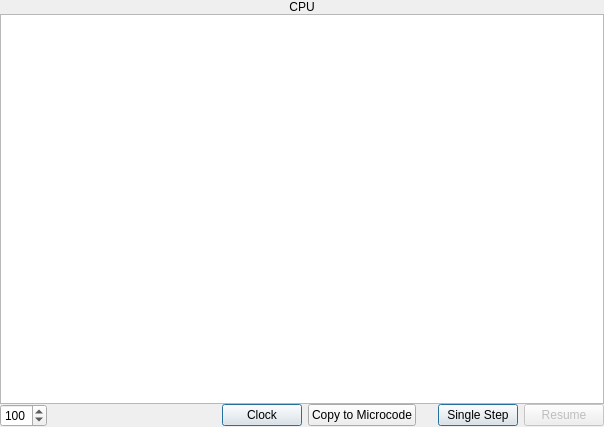
The window that cpupane.ui (StanWarford/pep8cpu) describes before a commit, drawn with Qt 5.
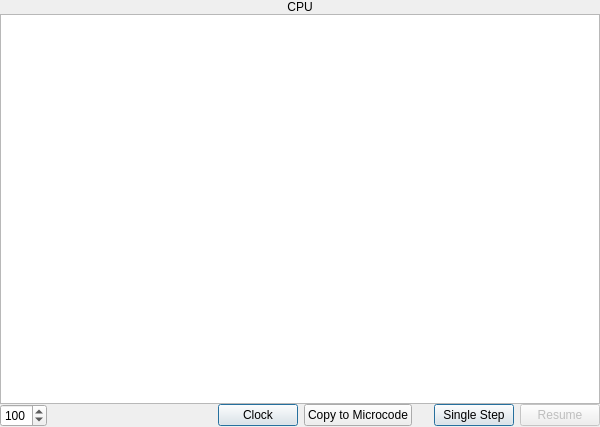
The same window after the commit.

What changed in the file:
```diff
--- a/cpupane.ui
+++ b/cpupane.ui
@@ -6,7 +6,7 @@
    <rect>
     <x>0</x>
     <y>0</y>
-    <width>604</width>
+    <width>600</width>
     <height>427</height>
    </rect>
   </property>
@@ -18,7 +18,7 @@
   </property>
   <property name="maximumSize">
    <size>
-    <width>700</width>
+    <width>665</width>
     <height>16777215</height>
    </size>
   </property>
```
